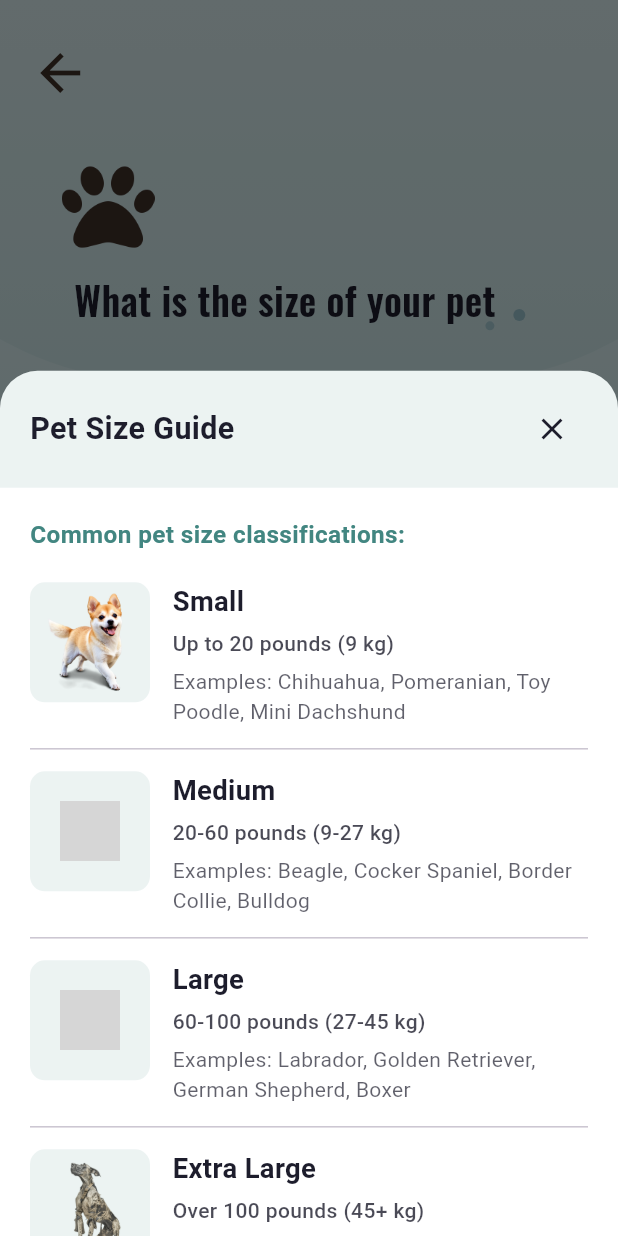
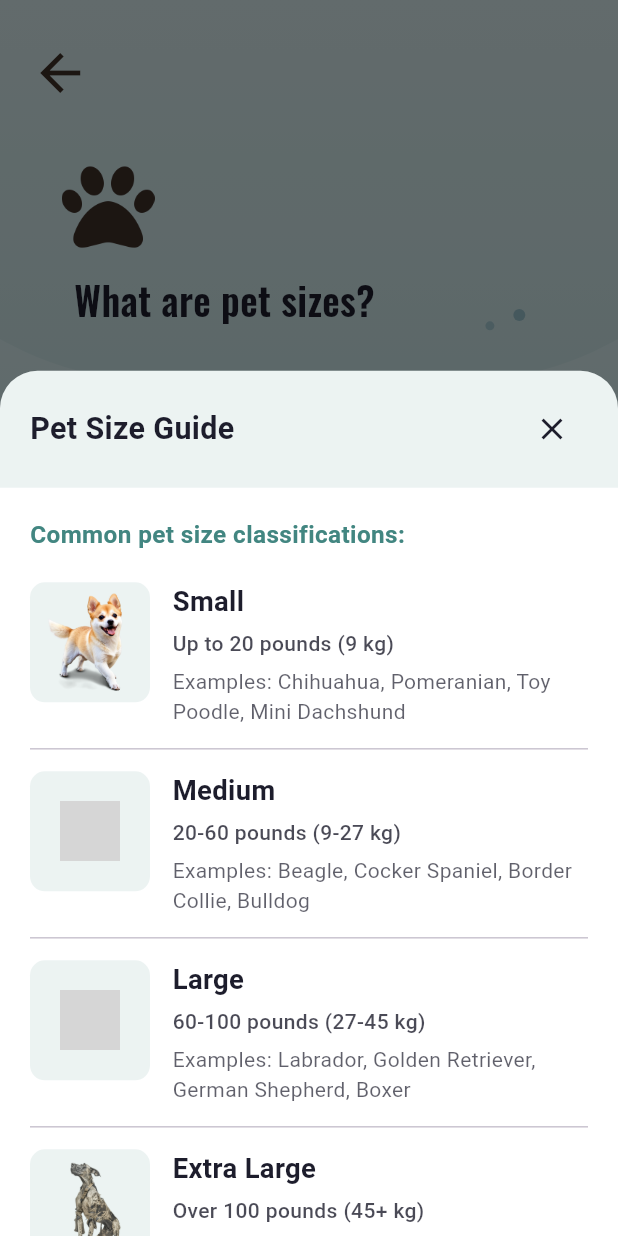
Before and after one commit to javahuhu/PetSymp, a Flutter app: the MeasureinputScreen screen opened directly, after a tap on "What is the size of pet?", on a phone screen of 412 x 824 dp. Run offline on Flutter 3.47's test engine with Material 3 defaults, Android fonts, the phone set to English and light mode, and no system bars; our stand-ins replace animate_do, animated_text_kit, auto_size_text, card_swiper, cloud_firestore, dio and 10 more; missing offline and left inert: iconify_flutter; accounts and stored records are empty; grey boxes are pictures that could not be loaded.

Commit message:
Grammar Corrections

```diff
--- a/petsymp/lib/Assesment/anothersymptoms.dart
+++ b/petsymp/lib/Assesment/anothersymptoms.dart
@@ -148,7 +148,7 @@ class AnothersympScreenState extends State<AnothersympScreen> with SingleTickerP
                     crossAxisAlignment: CrossAxisAlignment.start,
                     children: [
                       const Text(
-                        "Does she/he have another symptoms?",
+                        "Does He/She have another symptoms?",
                         style: TextStyle(
                           fontSize: 20,
                           fontWeight: FontWeight.bold,
--- a/petsymp/lib/Assesment/assesment.dart
+++ b/petsymp/lib/Assesment/assesment.dart
@@ -217,7 +217,7 @@ class AssesmentScreenState extends State<AssesmentScreen> {
                     crossAxisAlignment: CrossAxisAlignment.start,
                     children: [
                       const Text(
-                        "Before we start your assessment, input your PET USERNAME first.",
+                        "Before we start your assessment, input your PET's NAME first.",
                         style: TextStyle(
                           fontSize: 22,
                           fontWeight: FontWeight.normal,
@@ -256,7 +256,7 @@ class AssesmentScreenState extends State<AssesmentScreen> {
                                   width: 2.0,
                                 ),
                               ),
-                              hintText: 'Enter your name',
+                              hintText: "Enter Pet's name",
                               contentPadding: const EdgeInsets.symmetric(
                                 vertical: 20.0,
                                 horizontal: 15.0,
--- a/petsymp/lib/Assesment/heightweight.dart
+++ b/petsymp/lib/Assesment/heightweight.dart
@@ -188,14 +188,6 @@ class MeasureinputScreenState extends State<MeasureinputScreen> with SingleTicke
                       ),
 
                       const SizedBox(height: 20),
-
-                      const Text(
-                        "Note: You can also enter a breed-specific or custom size description that best describes your pet.",
-                        style: TextStyle(
-                          fontStyle: FontStyle.italic,
-                          color: Color.fromRGBO(29, 29, 44, 0.7),
-                        ),
-                      ),
                     ],
                   ),
                 ),
@@ -485,7 +477,7 @@ class MeasureinputScreenState extends State<MeasureinputScreen> with SingleTicke
                           delay: const Duration(milliseconds: 300),
                         from: 400,
                         child: Text(
-                    "What is the size of your pet",
+                    "What are pet sizes?",
                     style: TextStyle(
                       fontSize: 25.sp,
                       fontWeight: FontWeight.bold,
--- a/petsymp/lib/Assesment/newsummary.dart
+++ b/petsymp/lib/Assesment/newsummary.dart
@@ -1028,6 +1028,7 @@ class NewSummaryScreenState extends State<NewSummaryScreen> {
                                                         FontWeight.bold)),
                                           ),
                                         ),
+                                        SizedBox(width: 15.w),
                                         Container(
                                             width: 1,
                                             height: 40.h,
--- a/petsymp/lib/Assesment/permission.dart
+++ b/petsymp/lib/Assesment/permission.dart
@@ -198,7 +198,7 @@ class PermissionScreenState extends State<PermissionScreen> {
                       crossAxisAlignment: CrossAxisAlignment.start,
                       children: [
                         Text(
-                          "Please provide the following basic information Regarding to your pet",
+                          "Please provide the following basic information regarding your pet",
                           style: TextStyle(
                             fontSize: 22,
                             fontWeight: FontWeight.normal,
--- a/petsymp/lib/LogIn/loginaccount.dart
+++ b/petsymp/lib/LogIn/loginaccount.dart
@@ -309,7 +309,7 @@ class LoginaccountScreenState extends State<LoginaccountScreen> {
                           ),
 
                           child:  Text(
-                            "Recovery Password",
+                            "Recover Password",
                             style: TextStyle(fontSize: 16.0.sp, color:const Color.fromRGBO(82, 170, 164, 1)),
                           ),
                         ),
--- a/petsymp/lib/Settings/settings.dart
+++ b/petsymp/lib/Settings/settings.dart
@@ -16,10 +16,6 @@ class Settingscreen extends StatefulWidget {
 
 class SettingscreenState extends State<Settingscreen> {
   Map<String, Map<String, dynamic>> hashmap = {
-    "img1": {
-      "image": "assets/security.png",
-      "screen": (BuildContext context) => const HomePageScreen(),
-    },
     "img2": {
       "image": "assets/support.png",
       "screen": (BuildContext context) => const HelpandsupportScreen(),
@@ -57,7 +53,6 @@ class SettingscreenState extends State<Settingscreen> {
             children: [
               // First Group
               _buildCardContainer([
-                _buildInputCard("img1", "Security"),
                 _buildInputCard("img2", "Help and Support"),
                 _buildInputCard("img3", "Terms and Conditions", isLast: true),
               ]),
--- a/petsymp/lib/userdata.dart
+++ b/petsymp/lib/userdata.dart
@@ -2,7 +2,6 @@ import 'dart:convert';
 import 'package:flutter/material.dart';
 import 'package:http/http.dart' as http;
 import 'package:cloud_firestore/cloud_firestore.dart';
-import 'package:firebase_auth/firebase_auth.dart';
 import 'package:petsymp/SymptomQuestions/CatQuestions.dart';
 import 'package:petsymp/SymptomQuestions/DogQuestions.dart';
 import 'SymptomQuestions/symptomsquestions.dart';
```
Also changed, not shown: petsymp/lib/Assesment/report.dart (+70 -38 lines), petsymp/lib/HomePage/homepage.dart (+4 -4 lines), 8 other files.
